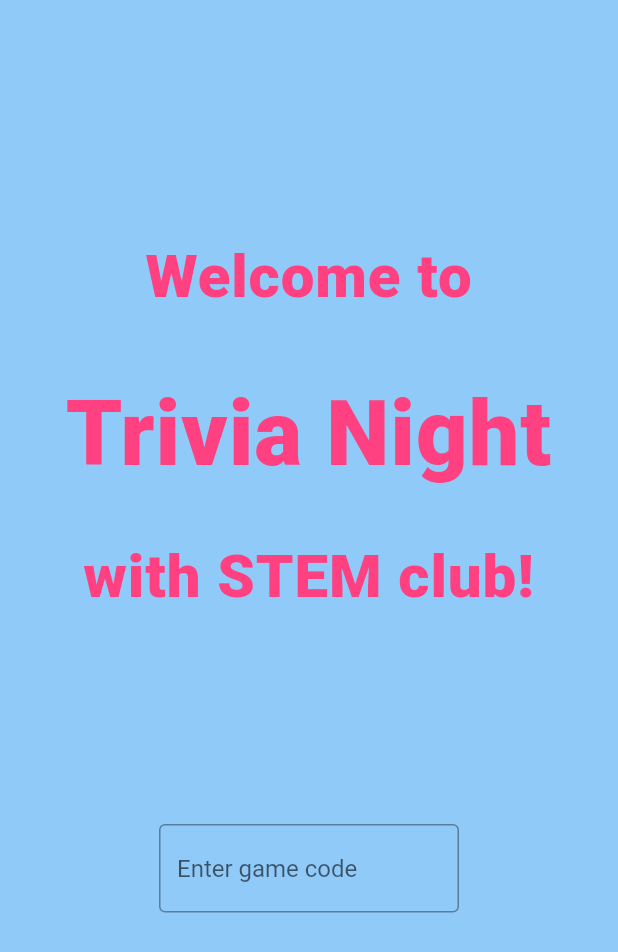
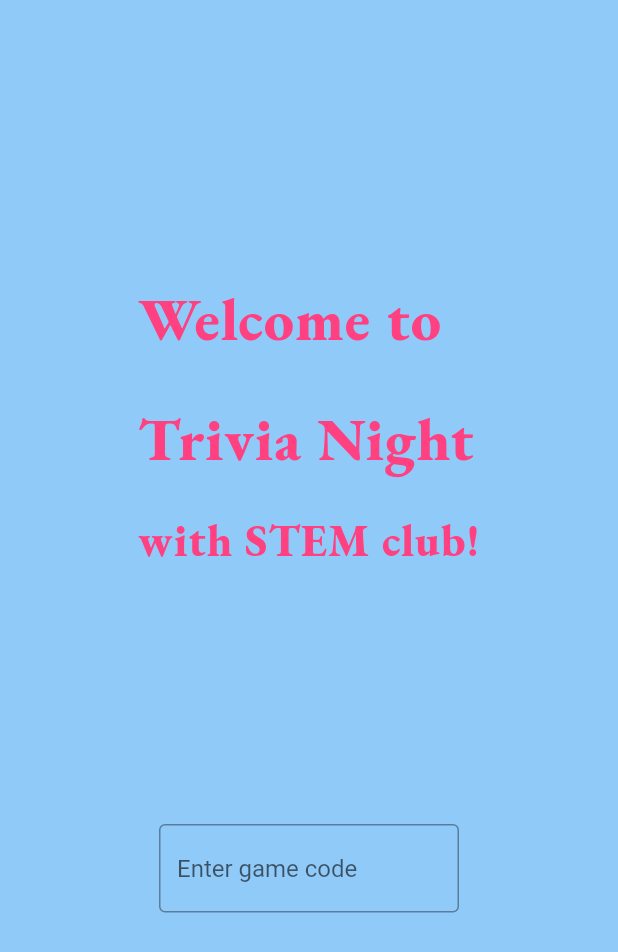
Before and after one commit to tnlong311/trivia-app, a Flutter app: the RulesPage screen opened by its route, after a tap on "ho ho", on a phone screen of 412 x 824 dp. Shown: the top 952 px of the screen. Run offline on Flutter 3.47's test engine with Material 2 defaults, Android fonts, the phone set to English and light mode, and no system bars; our stand-ins replace get, google_fonts.

Commit message:
Added custom font in app_styles.dart

```diff
--- a/lib/consts/app_styles.dart
+++ b/lib/consts/app_styles.dart
@@ -1,9 +1,17 @@
 import 'package:flutter/material.dart';
+// This file includes all the style used in the app
+// To import a new font:
+// - Add the font file to fonts/
+// - Edit the fonts in pubspec.yaml
+// - Edit the fontFamily in TextStyle
+
+// TODO:
+// - decide the style for the text in the app (which font, how thick, color, etc.)
 
 const triviaHeading1 = TextStyle(
   color: Colors.pinkAccent,
   fontWeight: FontWeight.w800,
-  fontFamily: 'Roboto',
+  fontFamily: 'Garamond',
   letterSpacing: 0.6,
   fontSize: 40,
   height: 2,
@@ -13,7 +21,7 @@ const triviaHeading1 = TextStyle(
 const triviaHeading2 = TextStyle(
   color: Colors.pinkAccent,
   fontWeight: FontWeight.w800,
-  fontFamily: 'Roboto',
+  fontFamily: 'Garamond',
   letterSpacing: 0.6,
   fontSize: 30,
   height: 2,
--- a/lib/main.dart
+++ b/lib/main.dart
@@ -1,5 +1,6 @@
 import 'package:flutter/material.dart';
 import 'package:get/get_navigation/src/root/get_material_app.dart';
+import 'package:trivia_app/consts/app_styles.dart';
 import 'package:trivia_app/views/pages/guidelines_page.dart';
 import 'package:trivia_app/views/pages/landing_page.dart';
 import 'package:trivia_app/views/pages/lobby_page.dart';
--- a/lib/views/pages/landing_page.dart
+++ b/lib/views/pages/landing_page.dart
@@ -4,6 +4,7 @@ import 'package:trivia_app/consts/app_styles.dart';
 import 'package:trivia_app/views/pages/team_formation_page.dart';
 import 'package:trivia_app/views/widgets/TextFieldWithButton.dart';
 import 'package:trivia_app/views/widgets/test.dart';
+import 'package:google_fonts/google_fonts.dart';
 
 class LandingPage extends StatelessWidget {
   static const routeName = "/";
@@ -22,17 +23,12 @@ class LandingPage extends StatelessWidget {
               flex: 2,
               child: Center(
                 child: RichText(
-                  textAlign: TextAlign.center,
                   text: const TextSpan(style: triviaHeading1, children: [
                     TextSpan(text: "Welcome to\n"),
                     TextSpan(
                       text: "Trivia Night\n",
-                      style: TextStyle(
-                        // color: Colors.yellowAccent,
-                        fontSize: 60,
-                      ),
                     ),
-                    TextSpan(text: "with STEM club!"),
+                    TextSpan(text: "with STEM club!", style: triviaHeading2),
                   ]),
                 ),
               )),
--- a/lib/views/pages/question_template/answer_info_page.dart
+++ b/lib/views/pages/question_template/answer_info_page.dart
@@ -1,4 +1,5 @@
 import 'package:flutter/material.dart';
+import 'package:trivia_app/consts/app_styles.dart';
 import 'package:trivia_app/views/pages/question_template/question_title_page.dart';
 
 class AnswerInfoPage extends StatelessWidget {
@@ -9,11 +10,11 @@ class AnswerInfoPage extends StatelessWidget {
   @override
   Widget build(BuildContext context) {
     return Scaffold(
-      body: SafeArea(
+      body: const SafeArea(
           child: Center(
             child: Text(
               "Some funfacts about this quesiton",
-              style: Theme.of(context).textTheme.headline3,
+              style: triviaHeading1,
             ),
           )),
       floatingActionButton: FloatingActionButton(
--- a/lib/views/pages/question_template/question_title_page.dart
+++ b/lib/views/pages/question_template/question_title_page.dart
@@ -1,6 +1,7 @@
 import 'package:flutter/material.dart';
 import 'package:get/get.dart';
 import 'package:get/get_core/src/get_main.dart';
+import 'package:trivia_app/consts/app_styles.dart';
 import 'package:trivia_app/views/pages/question_template/question_poll_page.dart';
 
 import '../../../controllers/question_controller.dart';
@@ -19,7 +20,7 @@ class QuestionTitlePage extends StatelessWidget {
           child: Center(
         child: Text(
           "Question #${_questionController.index+1}",
-          style: Theme.of(context).textTheme.headline3,
+          style: triviaHeading1,
         ),
       )),
       floatingActionButton: FloatingActionButton(
--- a/lib/views/pages/rules_page.dart
+++ b/lib/views/pages/rules_page.dart
@@ -1,4 +1,5 @@
 import 'package:flutter/material.dart';
+import 'package:trivia_app/consts/app_styles.dart';
 import 'package:trivia_app/views/pages/landing_page.dart';
 
 class RulesPage extends StatelessWidget {
@@ -9,7 +10,7 @@ class RulesPage extends StatelessWidget {
   Widget build(BuildContext context) {
     return Scaffold(
       appBar: AppBar(
-        title: const Text('game rules here'),
+        title: const Text('game rules here', style: triviaHeading2),
         leading: IconButton(
           icon: const Icon(Icons.navigate_before),
           onPressed: (){
```
Also changed, not shown: lib/views/pages/question_template/question_poll_page.dart (+4 -3 lines), pubspec.yaml (+9 -8 lines), fonts/EBGaramond-Italic-VariableFont_wght.ttf (added), fonts/EBGaramond-VariableFont_wght.ttf (added), pubspec.lock.
